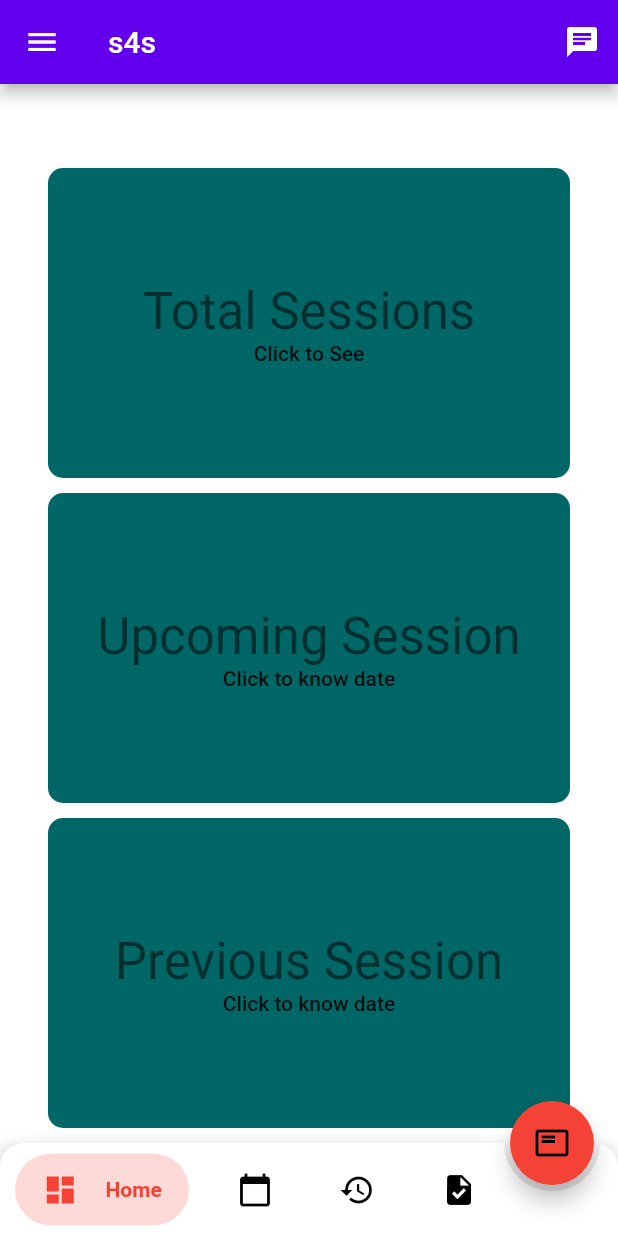
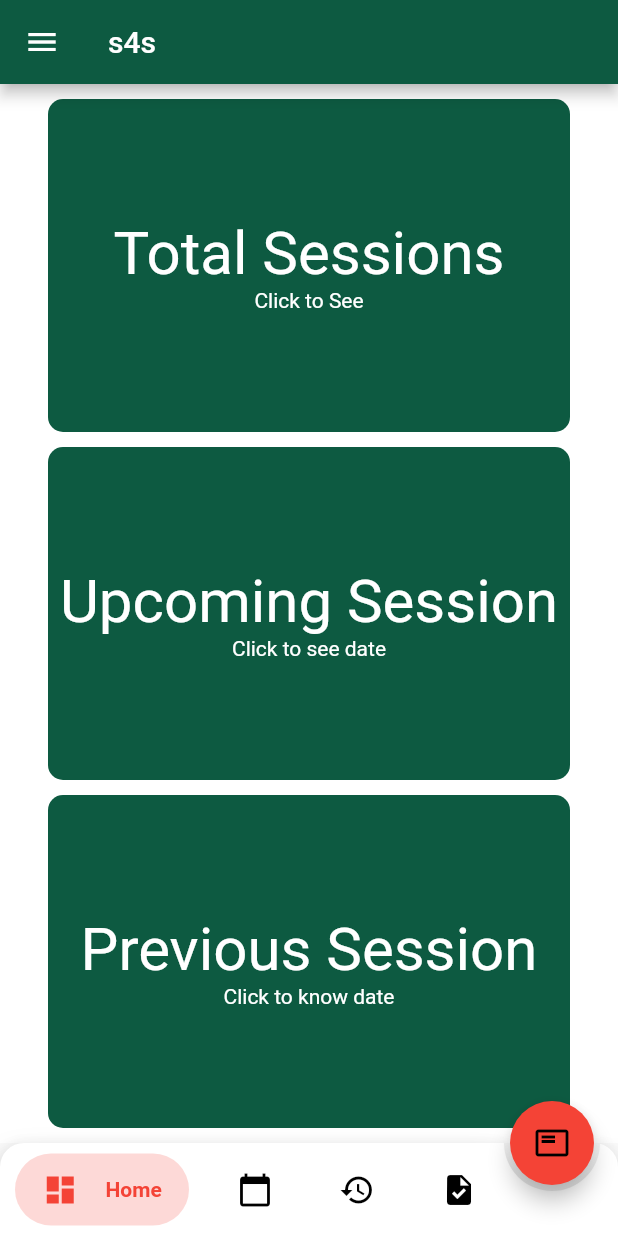
Before and after one commit to kakkarmanan/s4smobile, a Flutter app: the DoctorHome screen opened directly with empty values, on a phone screen of 412 x 824 dp. Run offline on Flutter 3.47's test engine with Material 2 defaults, Android fonts, the phone set to English and light mode, and no system bars; drawn by our look-alikes of bubble_bottom_bar, flip_card; our stand-ins replace cloud_firestore, date_field, dropdown_search, file_picker, firebase_core, firebase_storage and 8 more; missing offline and left inert: banner_listtile, form_builder_file_picker; accounts and stored records are empty.

Commit message:
color scheme

```diff
--- a/lib/Doctor/dashboarddoc.dart
+++ b/lib/Doctor/dashboarddoc.dart
@@ -15,17 +15,6 @@ class _DoctorDashboardState extends State<DoctorDashboard> {
     );
   }
 
-  _renderAppBar(context) {
-    return MediaQuery.removePadding(
-      context: context,
-      removeBottom: true,
-      child: AppBar(
-        elevation: 0.0,
-        backgroundColor: const Color(0x00FFFFFF),
-      ),
-    );
-  }
-
   _renderContent(context) {
     return Card(
       elevation: 0.0,
@@ -40,7 +29,7 @@ class _DoctorDashboardState extends State<DoctorDashboard> {
         },
         front: Container(
           decoration: const BoxDecoration(
-            color: Color(0xFF006666),
+            color: Color.fromARGB(255, 13, 90, 65),
             borderRadius: BorderRadius.all(Radius.circular(10.0)),
           ),
           child: Column(
@@ -48,9 +37,11 @@ class _DoctorDashboardState extends State<DoctorDashboard> {
             crossAxisAlignment: CrossAxisAlignment.center,
             children: <Widget>[
               Text('Upcoming Session',
-                  style: Theme.of(context).textTheme.headline4),
-              Text('Click to know date',
-                  style: Theme.of(context).textTheme.bodyText1),
+                  style: TextStyle(
+                    color: Colors.white,
+                    fontSize: 40.0,
+                  )),
+              Text('Click to know date', style: TextStyle(color: Colors.white)),
             ],
           ),
         ),
@@ -62,9 +53,12 @@ class _DoctorDashboardState extends State<DoctorDashboard> {
           child: Column(
             mainAxisAlignment: MainAxisAlignment.center,
             children: <Widget>[
-              Text('Date', style: Theme.of(context).textTheme.headline1),
-              Text('Click to flip',
-                  style: Theme.of(context).textTheme.bodyText1),
+              Text('Date',
+                  style: TextStyle(
+                    color: Colors.white,
+                    fontSize: 40.0,
+                  )),
+              Text('Click to flip', style: TextStyle(color: Colors.white)),
             ],
           ),
         ),
@@ -82,7 +76,9 @@ class _DoctorDashboardState extends State<DoctorDashboard> {
           Column(
             crossAxisAlignment: CrossAxisAlignment.stretch,
             children: <Widget>[
-              _renderAppBar(context),
+              SizedBox(
+                height: 10.0,
+              ),
               Expanded(
                 flex: 4,
                 child: Card(
@@ -98,7 +94,7 @@ class _DoctorDashboardState extends State<DoctorDashboard> {
                     },
                     front: Container(
                       decoration: const BoxDecoration(
-                        color: Color(0xFF006666),
+                        color: Color.fromARGB(255, 13, 90, 65),
                         borderRadius: BorderRadius.all(Radius.circular(10.0)),
                       ),
                       child: Column(
@@ -106,24 +102,30 @@ class _DoctorDashboardState extends State<DoctorDashboard> {
                         crossAxisAlignment: CrossAxisAlignment.center,
                         children: <Widget>[
                           Text('Total Sessions',
-                              style: Theme.of(context).textTheme.headline4),
+                              style: TextStyle(
+                                color: Colors.white,
+                                fontSize: 40.0,
+                              )),
                           Text('Click to See',
-                              style: Theme.of(context).textTheme.bodyText1),
+                              style: TextStyle(color: Colors.white)),
                         ],
                       ),
                     ),
                     back: Container(
                       decoration: const BoxDecoration(
-                        color: Color(0xFF006666),
+                        color: Color.fromARGB(255, 13, 90, 65),
                         borderRadius: BorderRadius.all(Radius.circular(8.0)),
                       ),
                       child: Column(
                         mainAxisAlignment: MainAxisAlignment.center,
                         children: <Widget>[
                           Text('Sessions',
-                              style: Theme.of(context).textTheme.headline3),
+                              style: TextStyle(
+                                color: Colors.white,
+                                fontSize: 40.0,
+                              )),
                           Text('Click to flip',
-                              style: Theme.of(context).textTheme.bodyText1),
+                              style: TextStyle(color: Colors.white)),
                         ],
                       ),
                     ),
@@ -145,32 +147,40 @@ class _DoctorDashboardState extends State<DoctorDashboard> {
                     },
                     front: Container(
                       decoration: const BoxDecoration(
-                        color: Color(0xFF006666),
+                        color: Color.fromARGB(255, 13, 90, 65),
                         borderRadius: BorderRadius.all(Radius.circular(10.0)),
                       ),
                       child: Column(
                         mainAxisAlignment: MainAxisAlignment.center,
                         crossAxisAlignment: CrossAxisAlignment.center,
                         children: <Widget>[
-                          Text('Upcoming Session',
-                              style: Theme.of(context).textTheme.headline4),
-                          Text('Click to know date',
-                              style: Theme.of(context).textTheme.bodyText1),
+                          Center(
+                            child: Text('Upcoming Session',
+                                style: TextStyle(
+                                  color: Colors.white,
+                                  fontSize: 40.0,
+                                )),
+                          ),
+                          Text('Click to see date',
+                              style: TextStyle(color: Colors.white)),
                         ],
                       ),
                     ),
                     back: Container(
                       decoration: const BoxDecoration(
-                        color: Color(0xFF006666),
+                        color: Color.fromARGB(255, 13, 90, 65),
                         borderRadius: BorderRadius.all(Radius.circular(8.0)),
                       ),
                       child: Column(
                         mainAxisAlignment: MainAxisAlignment.center,
                         children: <Widget>[
                           Text('Date',
-                              style: Theme.of(context).textTheme.headline3),
+                              style: TextStyle(
+                                color: Colors.white,
+                                fontSize: 40.0,
+                              )),
                           Text('Click to flip',
-                              style: Theme.of(context).textTheme.bodyText1),
+                              style: TextStyle(color: Colors.white)),
                         ],
                       ),
                     ),
@@ -192,7 +202,7 @@ class _DoctorDashboardState extends State<DoctorDashboard> {
                     },
                     front: Container(
                       decoration: const BoxDecoration(
-                        color: Color(0xFF006666),
+                        color: Color.fromARGB(255, 13, 90, 65),
                         borderRadius: BorderRadius.all(Radius.circular(10.0)),
                       ),
                       child: Column(
@@ -200,24 +210,30 @@ class _DoctorDashboardState extends State<DoctorDashboard> {
                         crossAxisAlignment: CrossAxisAlignment.center,
                         children: <Widget>[
                           Text('Previous Session',
-                              style: Theme.of(context).textTheme.headline4),
+                              style: TextStyle(
+                                color: Colors.white,
+                                fontSize: 40.0,
+                              )),
                           Text('Click to know date',
-                              style: Theme.of(context).textTheme.bodyText1),
+                              style: TextStyle(color: Colors.white)),
                         ],
                       ),
                     ),
                     back: Container(
                       decoration: const BoxDecoration(
-                        color: Color(0xFF006666),
+                        color: Color.fromARGB(255, 13, 90, 65),
                         borderRadius: BorderRadius.all(Radius.circular(8.0)),
                       ),
                       child: Column(
                         mainAxisAlignment: MainAxisAlignment.center,
                         children: <Widget>[
                           Text('Date',
-                              style: Theme.of(context).textTheme.headline3),
+                              style: TextStyle(
+                                color: Colors.white,
+                                fontSize: 40.0,
+                              )),
                           Text('Click to flip',
-                              style: Theme.of(context).textTheme.bodyText1),
+                              style: TextStyle(color: Colors.white)),
                         ],
                       ),
                     ),
--- a/lib/Doctor/patients.dart
+++ b/lib/Doctor/patients.dart
@@ -70,6 +70,7 @@ class PatientListTile extends StatelessWidget {
       child: Padding(
         padding: const EdgeInsets.all(8.0),
         child: BannerListTile(
+          backgroundColor: Color.fromARGB(255, 13, 90, 65),
           onTap: () => {
             Navigator.of(context).push(MaterialPageRoute(
                 builder: (context) => ChatDoctor(
--- a/lib/DoctorHome.dart
+++ b/lib/DoctorHome.dart
@@ -58,15 +58,7 @@ class _HomeState extends State<DoctorHome> with TickerProviderStateMixin {
     return Scaffold(
       appBar: AppBar(
         title: const Text("s4s"),
-        actions: [
-          IconButton(
-            icon: Icon(Icons.chat),
-            onPressed: () => {
-              // Navigator.of(context).push(MaterialPageRoute(
-              //     builder: (context) => ChatDoctor(reciever: 'Patient')))
-            },
-          )
-        ],
+        backgroundColor: Color.fromARGB(255, 13, 90, 65),
       ),
       drawer: drawer(context),
       floatingActionButton: FloatingActionButton(
--- a/lib/Home.dart
+++ b/lib/Home.dart
@@ -47,13 +47,14 @@ class _HomeState extends State<Home> with TickerProviderStateMixin {
     return Scaffold(
       appBar: AppBar(
         title: const Text("s4s"),
+        backgroundColor: Color.fromARGB(255, 13, 90, 65),
         actions: [
           IconButton(
               onPressed: () => {
                     Navigator.of(context).push(MaterialPageRoute(
                         builder: (context) => PatientChat(
                             reciever:
-                                storage.getItem('user')['assigned_doctor'])))
+                                storage.getItem('user')["doctor_assigned"])))
                   },
               icon: Icon(Icons.chat))
         ],
--- a/lib/previousSessions.dart
+++ b/lib/previousSessions.dart
@@ -4,6 +4,7 @@ import 'package:http/http.dart' as http;
 import 'dart:convert';
 
 import 'package:s4smobile/session_details.dart';
+import 'package:google_fonts/google_fonts.dart';
 
 class PreviousSessions extends StatefulWidget {
   PreviousSessions({Key? key}) : super(key: key);
@@ -90,6 +91,7 @@ class _PreviousSessionsState extends State<PreviousSessions> {
                             child: ListTile(
                               title: Text(
                                 sessions[i]["title"],
+                                style: GoogleFonts.poppins(),
                               ),
                               subtitle: Text(
                                 sessions[i]["date"],
--- a/lib/upcoming_sessions.dart
+++ b/lib/upcoming_sessions.dart
@@ -75,6 +75,7 @@ class _UpcomingSessionsState extends State<UpcomingSessions> {
                             child: ListTile(
                               title: Text(
                                 sessions[i]["title"],
+                                style: GoogleFonts.poppins(),
                               ),
                               subtitle: Text(
                                 sessions[i]["date"],
@@ -92,7 +93,7 @@ class _UpcomingSessionsState extends State<UpcomingSessions> {
                 ],
               ),
             ),
-            elevation: 8,
+            //elevation: 8,
             margin: const EdgeInsets.all(10),
           );
         },
--- a/lib/widgets/drawer.dart
+++ b/lib/widgets/drawer.dart
@@ -14,7 +14,7 @@ import 'package:s4smobile/widgets/privacy_policy.dart';
 Widget drawer(BuildContext context) {
   final LocalStorage storage = new LocalStorage('s4s');
   return Drawer(
-    backgroundColor: Color(0xff8CCEC8),
+    backgroundColor: Color(0xff243D25),
     child: ListView(
       padding: EdgeInsets.zero,
       children: [
@@ -29,9 +29,9 @@ Widget drawer(BuildContext context) {
           ),
           child: Center(
             child: Text(
-              "MoBIAL",
+              "S4S",
               style: TextStyle(
-                  color: Colors.black,
+                  color: Colors.white,
                   fontSize: 20.0,
                   fontWeight: FontWeight.w800),
             ),
@@ -42,11 +42,12 @@ Widget drawer(BuildContext context) {
             'Account',
             style: GoogleFonts.signika(
               fontSize: 17.0,
+              color: Colors.white,
             ),
           ),
           leading: Icon(
             Icons.account_circle_outlined,
-            color: Colors.black,
+            color: Colors.white,
           ),
           onTap: () {
             Navigator.push(
@@ -64,11 +65,12 @@ Widget drawer(BuildContext context) {
             'Change/Find Doctor',
             style: GoogleFonts.signika(
               fontSize: 17.0,
+              color: Colors.white,
             ),
           ),
           leading: Icon(
             Icons.list,
-            color: Colors.black,
+            color: Colors.white,
           ),
           onTap: () {
             Navigator.push(
@@ -107,10 +109,11 @@ Widget drawer(BuildContext context) {
           title: Text('Privacy Policy',
               style: GoogleFonts.signika(
                 fontSize: 17.0,
+                color: Colors.white,
               )),
           leading: Icon(
             Icons.privacy_tip,
-            color: Colors.black,
+            color: Colors.white,
           ),
           onTap: () {
             Navigator.push(
@@ -127,10 +130,11 @@ Widget drawer(BuildContext context) {
           title: Text('Log Out',
               style: GoogleFonts.signika(
                 fontSize: 17.0,
+                color: Colors.white,
               )),
           leading: Icon(
             Icons.logout,
-            color: Colors.black,
+            color: Colors.white,
           ),
           onTap: () {
             storage.deleteItem('user');
```
Also changed, not shown: lib/Doctor/chat_doc.dart (+8 -8 lines), lib/Doctor/previous_sessionsdoc.dart (+6 -5 lines), lib/Doctor/upcoming_sessionsdoc.dart (+5 -2 lines), lib/NewSession.dart (+11 -3 lines), lib/chatpatient.dart (+6 -5 lines), lib/dashboard.dart (+56 -40 lines), lib/login1/welcome.dart (+8 -4 lines), lib/onboarding/onboarding.dart (+7 -7 lines).
